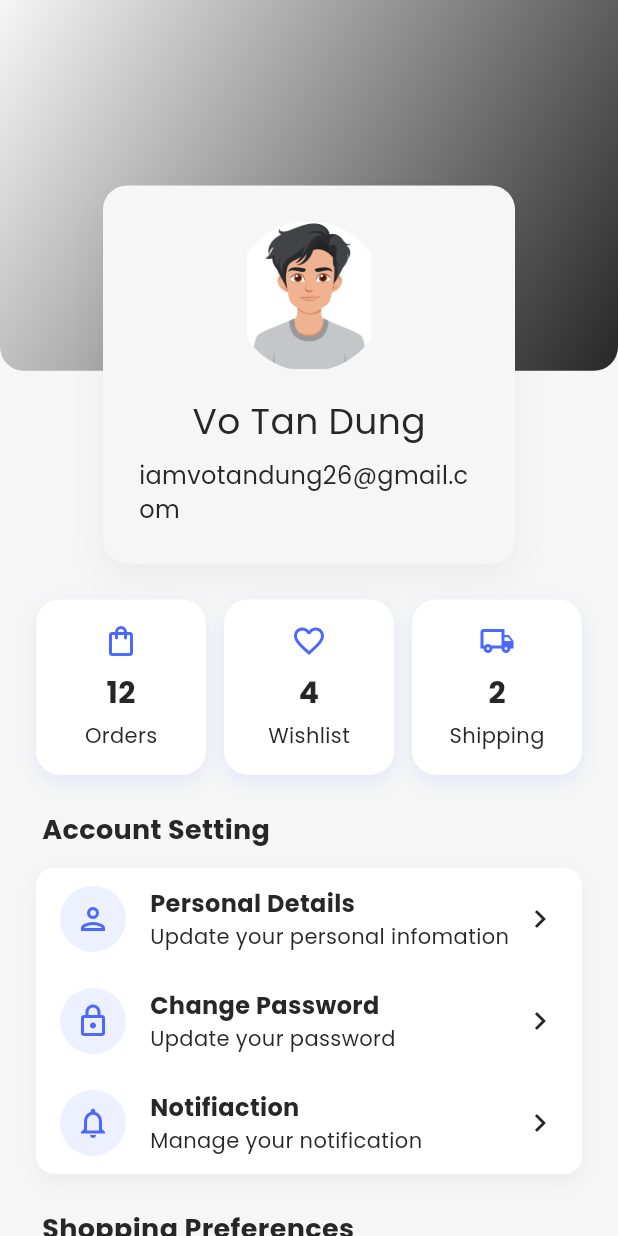
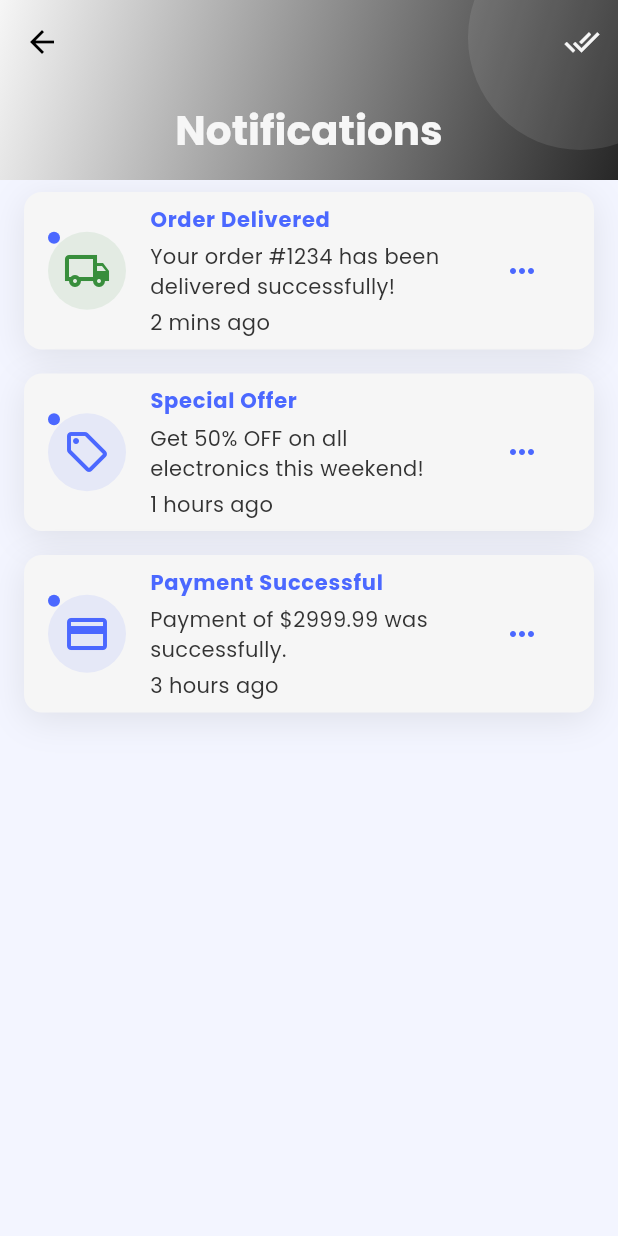
Before and after one commit to 1Tatsumi2/mobile_nang_cao, a Flutter app: the ProfileScreen screen opened directly, after a tap on "Notifiaction", on a phone screen of 412 x 824 dp. Run offline on Flutter 3.47's test engine with Material 3 defaults, Android fonts, the phone set to English and light mode, and no system bars; our stand-ins replace get, get_storage, iconsax_flutter, logger, smooth_page_indicator; accounts and stored records are empty.

Commit message:
Dung profile 2

```diff
--- /dev/null
+++ b/lib/features/shop/screens/profile/widget/profile_notification.dart
@@ -0,0 +1,223 @@
+import 'package:do_an_mobile/utils/constants/colors.dart';
+import 'package:do_an_mobile/utils/constants/sizes.dart';
+import 'package:flutter/cupertino.dart';
+import 'package:flutter/material.dart';
+import 'package:get/get_connect/http/src/http/interface/request_base.dart';
+
+class ProfileNotification extends StatelessWidget{
+
+  final List<Map<String, dynamic>> notifications = [
+    {
+      'type':  'order',
+      'title': 'Order Delivered',
+      'message': 'Your order #1234 has been delivered successfully!',
+      'time': '2 mins ago',
+      'read': false,
+      'icon' : Icons.local_shipping_outlined,
+      'iconColor': TColors.success,
+    },
+
+    {
+      'type':  'promo',
+      'title': 'Special Offer',
+      'message': 'Get 50% OFF on all electronics this weekend!',
+      'time': '1 hours ago',
+      'read': false,
+      'icon' : Icons.local_offer_outlined,
+      'iconColor': TColors.primary,
+    },
+
+    {
+      'type':  'payment',
+      'title': 'Payment Successful',
+      'message': 'Payment of \$2999.99 was successfully.',
+      'time': '3 hours ago',
+      'read': false,
+      'icon' : Icons.payment_outlined,
+      'iconColor': TColors.primary,
+    },
+  ];
+
+  @override
+  Widget build(BuildContext context) {
+    return Scaffold(
+      backgroundColor: TColors.primaryBackground,
+      body: CustomScrollView(
+        slivers: [
+          SliverAppBar(
+            expandedHeight: 120,
+            floating: false,
+            pinned: true,
+            backgroundColor: Colors.transparent,
+            flexibleSpace: Container(
+              decoration: BoxDecoration(
+                gradient: LinearGradient(
+                  colors: TColors.primaryGradient,
+                  begin: Alignment.topLeft,
+                  end: Alignment.bottomRight,
+                ),
+              ),
+              child: FlexibleSpaceBar(
+                centerTitle: true,
+                titlePadding: EdgeInsets.symmetric(horizontal: 16, vertical: 16),
+                title: Text("Notifications",
+                  style: TextStyle(
+                    color: TColors.light,
+                    fontWeight: TSizes.fontWeightBold,
+                    fontSize: TSizes.fontSizeLg,
+                  ),
+                ),
+                background: Stack(
+                  children: [
+                    Positioned(
+                      top: -50,
+                      right: -50,
+                      child: Container(
+                        height: 150,
+                        width: 150,
+                        decoration: BoxDecoration(
+                          shape: BoxShape.circle,
+                          color: TColors.light.withOpacity(0.1),
+                        ),
+                      ),
+                    ),
+                  ],
+                ),
+              ),
+            ),
+            actions: [
+              IconButton(
+                onPressed: () {},
+                icon: Icon(
+                  Icons.done_all,
+                  color: TColors.light,
+                ),
+              ),
+            ],
+          ),
+          SliverToBoxAdapter(
+            child: ListView.builder(
+              shrinkWrap: true,
+              physics: NeverScrollableScrollPhysics(),
+              itemCount: notifications.length,
+              itemBuilder: (context, index) {
+                final notification = notifications[index];
+                return Container(
+                  margin: EdgeInsets.symmetric(horizontal: 16, vertical: 8),
+                  decoration: BoxDecoration(
+                    color: notification['read'] ?  Colors.white54 : TColors.light,
+                    borderRadius: BorderRadius.circular(12),
+                    boxShadow: [
+                      BoxShadow(
+                        color: TColors.dark.withOpacity(0.1),
+                        blurRadius: 20,
+                        offset: Offset(0, 5),
+                      ),
+                    ],
+                  ),
+                  child: ListTile(
+                    leading: Stack(
+                      children: [
+                        Container(
+                          padding: EdgeInsets.all(10),
+                          decoration: BoxDecoration(
+                            shape: BoxShape.circle,
+                            color: (notification['iconColor'] as Color).withOpacity(0.1),
+                          ),
+                          child: Icon(
+                            notification['icon'] as IconData,
+                            color: notification['iconColor'] as Color,
+                            size: TSizes.iconLg,
+                          ),
+                        ),
+                        if(!notification['read'])
+                        Positioned(
+                          child: Container(
+                            height: 8,
+                            width: 8,
+                            decoration: BoxDecoration(
+                              color: TColors.primary,
+                              shape: BoxShape.circle,
+                            ),
+                          ),
+                        ),
+                      ],
+                    ),
+                    title: Text(
+                      notification['title'] as String,
+                      style: TextStyle(
+                        fontWeight: notification['read'] ? TSizes.fontWeightNormal: TSizes.fontWeightBold,
+                        color: TColors.primary,
+                      ),
+                    ),
+                    subtitle: Column(
+                      crossAxisAlignment: CrossAxisAlignment.start,
+                      children: [
+                        SizedBox(height: 4),
+                        Text(notification['message'] as String,
+                          style: TextStyle(
+                            color: TColors.textPrimary,
+                            fontSize: TSizes.fontSizeSm,
+                          ),
+                        ),
+                        SizedBox(height: 4),
+                        Text(notification['time'] as String,
+                          style: TextStyle(
+                            color: TColors.textPrimary,
+                            fontSize: TSizes.fontSizeSm,
+                          ),
+                        ),
+                      ],
+                    ),
+                    trailing: IconButton(
+                      onPressed: () {
+                        showModalBottomSheet(context: context,
+                          shape: RoundedRectangleBorder(
+                            borderRadius: BorderRadius.vertical(top: Radius.circular(20)),
+                          ),
+                          builder: (context) => Container(
+                            padding: EdgeInsets.all(16),
+                            child: Column(
+                              mainAxisSize: MainAxisSize.min,
+                              children: [
+                                ListTile(
+                                  leading: Icon(Icons.mark_email_read_outlined),
+                                  title: Text("Mark as read"),
+                                  onTap: () {
+                                    Navigator.pop(context);
+                                  },
+                                ),
+                                ListTile(
+                                  leading: Icon(Icons.delete_outlined),
+                                  title: Text("Delete notification"),
+                                  onTap: () {
+                                    Navigator.pop(context);
+                                  },
+                                ),
+                                ListTile(
+                                  leading: Icon(Icons.block_outlined),
+                                  title: Text("Turn off notification"),
+                                  onTap: () {
+                                    Navigator.pop(context);
+                                  },
+                                ),
+                              ],
+                            ),
+                          ),
+                        );
+                      },
+                      icon: Icon(
+                        Icons.more_horiz,
+                        color: TColors.textSecondary,
+                        ),
+                      ),
+                  ),
+                );
+              }
+            ),
+          )
+        ],
+      ),
+    );
+  }
+}
--- a/lib/features/shop/screens/profile/widget/profile_screen.dart
+++ b/lib/features/shop/screens/profile/widget/profile_screen.dart
@@ -5,6 +5,7 @@ import 'package:do_an_mobile/features/authentication/screens/login/login.dart';
 import 'package:do_an_mobile/features/authentication/screens/password_configuration/forget_password.dart';
 import 'package:do_an_mobile/features/shop/screens/profile/widget/profile_address.dart';
 import 'package:do_an_mobile/features/shop/screens/profile/widget/profile_detail.dart';
+import 'package:do_an_mobile/features/shop/screens/profile/widget/profile_notification.dart';
 import 'package:do_an_mobile/utils/constants/colors.dart';
 import 'package:do_an_mobile/utils/constants/sizes.dart';
 import 'package:flutter/material.dart';
@@ -285,7 +286,11 @@ class ProfileScreen extends StatelessWidget {
                               icon: Icons.notifications_outlined,
                               title: 'Notifiaction',
                               subtitle: "Manage your notification",
-                              onTap: () {},
+                              onTap: () {
+                                Navigator.of(context).push(
+                                MaterialPageRoute(builder: (context) =>ProfileNotification()),
+                                );
+                              },
                               color: TColors.primary
                               ),
                             ],
```
Also changed, not shown: pubspec.lock.
